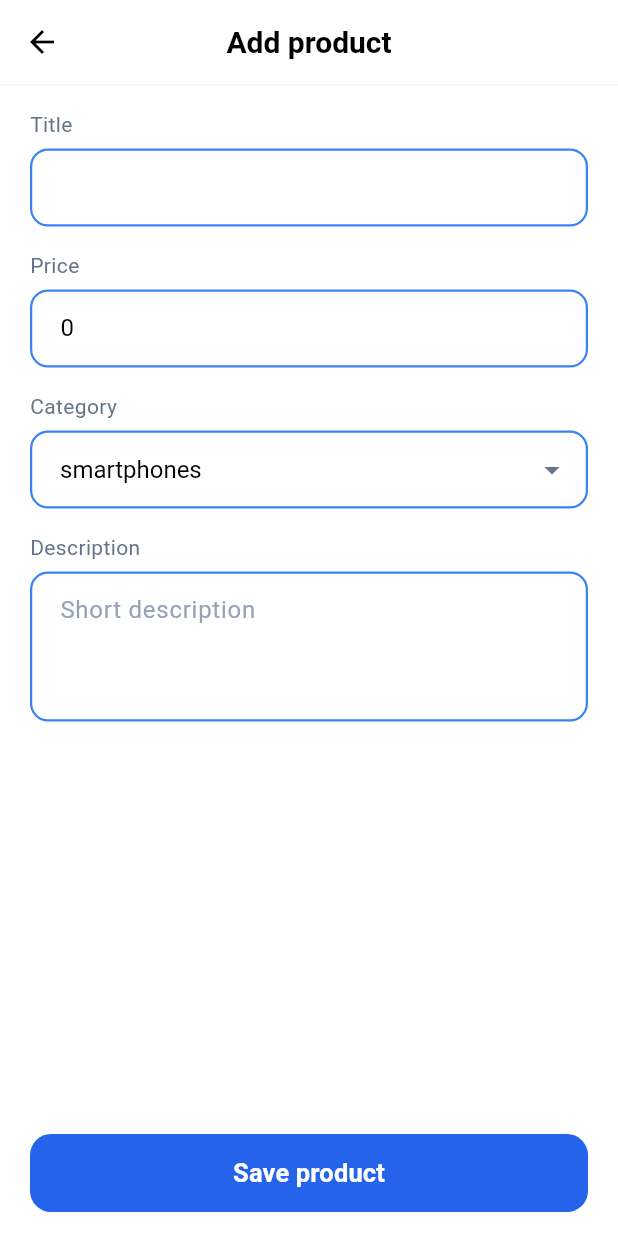
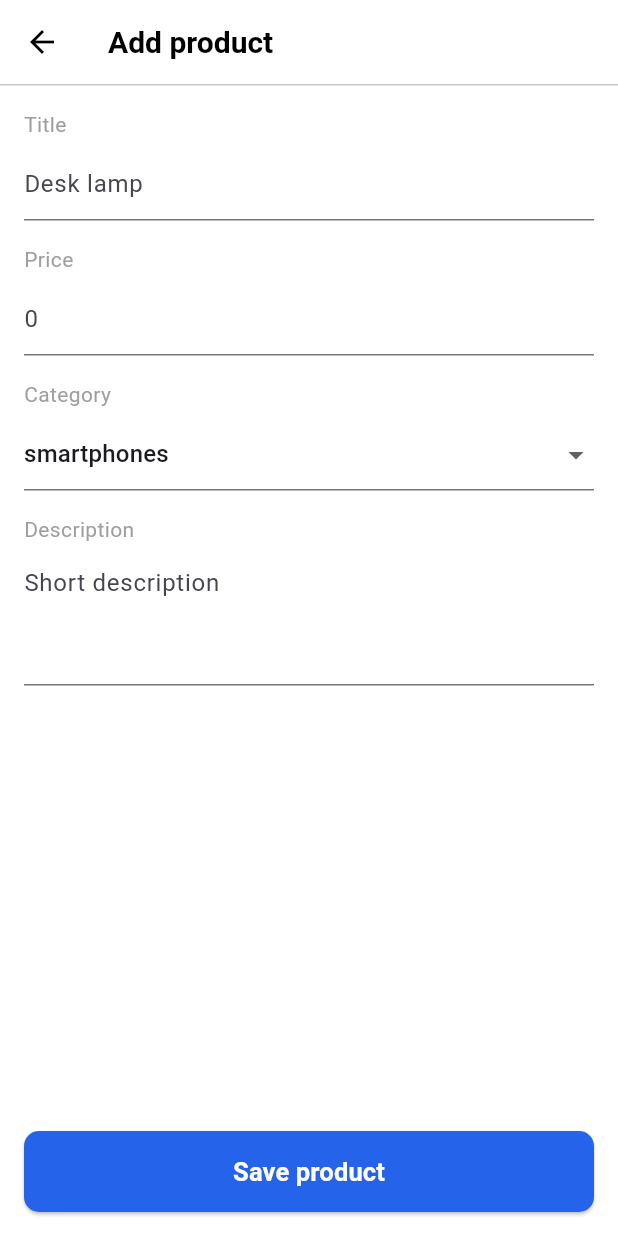
Before and after one commit to wongellakew-lab/Mini-Market, a Flutter app: the screen it shows after launch, after a tap on the "add" icon, on a phone screen of 412 x 824 dp. Run offline on Flutter 3.47's test engine with Material 3 defaults, Android fonts, the phone set to English and light mode, and no system bars; our stand-ins replace flutter_bloc, go_router.

Commit message:
feat(screens): integrate ProductBloc events and state into screens
- HomePage: dispatch GetProductsEvent in initState and render products with BlocBuilder
- ProductDetails: dispatch GetProductEvent and DeleteProductEvent with BlocBuilder UI
- AddProduct: dispatch CreateProductEvent and UpdateProductEvent on form submission

```diff
--- a/lib/screens/add_product.dart
+++ b/lib/screens/add_product.dart
@@ -1,6 +1,7 @@
 import 'package:flutter/material.dart';
-import 'package:go_router/go_router.dart';
+import 'package:flutter_bloc/flutter_bloc.dart';
 
+import '../bloc/product_bloc/product_bloc.dart';
 import '../data/categories.dart';
 import '../data/market_store.dart';
 import '../models/product.dart';
@@ -16,24 +17,26 @@ class AddProduct extends StatefulWidget {
 
 class _AddProductState extends State<AddProduct> {
   final _formKey = GlobalKey<FormState>();
-  late final TextEditingController _titleController;
-  late final TextEditingController _priceController;
-  late final TextEditingController _descriptionController;
-  late String _selectedCategory;
 
-  bool get isEditing => widget.product != null;
+  final _titleController = TextEditingController();
+  final _priceController = TextEditingController();
+  final _descriptionController = TextEditingController();
+
+  String _category = kCategories.first;
+
+  bool get _isEditing => widget.product != null;
 
   @override
   void initState() {
     super.initState();
-    _titleController = TextEditingController(text: widget.product?.title ?? '');
-    _priceController = TextEditingController(
-      text: widget.product != null ? widget.product!.price.toString() : '0',
-    );
-    _descriptionController = TextEditingController(
-      text: widget.product?.description ?? '',
-    );
-    _selectedCategory = widget.product?.category ?? kCategories.first;
+
+    final product = widget.product;
+    if (product != null) {
+      _titleController.text = product.title;
+      _priceController.text = product.price.toStringAsFixed(0);
+      _descriptionController.text = product.description;
+      _category = product.category;
+    }
   }
 
   @override
@@ -44,223 +47,158 @@ class _AddProductState extends State<AddProduct> {
     super.dispose();
   }
 
-  void _saveProduct() {
+  String? _validateTitle(String? value) {
+    if (value == null || value.trim().isEmpty) {
+      return 'Enter a title';
+    }
+    return null;
+  }
+
+  String? _validatePrice(String? value) {
+    if (value == null || value.trim().isEmpty) {
+      return 'Enter a price';
+    }
+
+    final price = double.tryParse(value.trim());
+    if (price == null) {
+      return 'Enter a valid number';
+    }
+    if (price <= 0) {
+      return 'Price must be greater than 0';
+    }
+    return null;
+  }
+
+  void _save() {
     if (!_formKey.currentState!.validate()) {
       return;
     }
 
-    final price = double.tryParse(_priceController.text) ?? 0.0;
     final title = _titleController.text.trim();
+    final price = double.parse(_priceController.text.trim());
     final description = _descriptionController.text.trim();
 
-    if (isEditing) {
-      final updated = widget.product!.copyWith(
+    if (_isEditing) {
+      context.read<ProductBloc>().add(
+        UpdateProductEvent(
+          product: widget.product!.copyWith(
             title: title,
             price: price,
-        category: _selectedCategory,
+            category: _category,
             description: description,
+          ),
+        ),
       );
-      MarketStore.updateProduct(updated);
     } else {
-      final newProduct = Product(
+      context.read<ProductBloc>().add(
+        CreateProductEvent(
+          product: Product(
             id: MarketStore.newProductId(),
             title: title,
             price: price,
-        category: _selectedCategory,
+            category: _category,
             description: description,
+          ),
+        ),
       );
-      MarketStore.addProduct(newProduct);
     }
 
-    context.pop(true);
-  }
-
-  InputDecoration _inputDecoration({String? hintText}) {
-    return InputDecoration(
-      hintText: hintText,
-      hintStyle: const TextStyle(color: Color(0xFF94A3B8), fontSize: 16),
-      contentPadding: const EdgeInsets.symmetric(horizontal: 16, vertical: 14),
-      border: OutlineInputBorder(
-        borderRadius: BorderRadius.circular(12),
-        borderSide: const BorderSide(color: Color(0xFF3B82F6), width: 1.5),
-      ),
-      enabledBorder: OutlineInputBorder(
-        borderRadius: BorderRadius.circular(12),
-        borderSide: const BorderSide(color: Color(0xFF3B82F6), width: 1.5),
-      ),
-      focusedBorder: OutlineInputBorder(
-        borderRadius: BorderRadius.circular(12),
-        borderSide: const BorderSide(color: Color(0xFF2563EB), width: 2.0),
+    ScaffoldMessenger.of(context).showSnackBar(
+      SnackBar(
+        content: Text(_isEditing ? 'Product updated' : 'Product added'),
+        duration: const Duration(seconds: 2),
       ),
     );
+
+    Navigator.pop(context);
   }
 
   @override
   Widget build(BuildContext context) {
     return Scaffold(
-      backgroundColor: Colors.white,
       appBar: AppBar(
-        backgroundColor: Colors.white,
-        elevation: 0,
-        scrolledUnderElevation: 0,
-        leading: IconButton(
-          icon: const Icon(Icons.arrow_back, color: Colors.black),
-          onPressed: () => context.pop(),
+        title: Text(
+          _isEditing ? 'Edit product' : 'Add product',
+          style: const TextStyle(fontSize: 20, fontWeight: FontWeight.bold),
         ),
-        title: Text(
-          isEditing ? 'Edit product' : 'Add product',
-          style: const TextStyle(
-            color: Colors.black,
-            fontWeight: FontWeight.bold,
-            fontSize: 20,
+        bottom: const PreferredSize(
+          preferredSize: Size.fromHeight(1),
+          child: Divider(height: 1),
         ),
       ),
-        centerTitle: true,
-        bottom: const PreferredSize(
-          preferredSize: Size.fromHeight(1.0),
-          child: Divider(height: 1, thickness: 1, color: Color(0xFFF1F5F9)),
-        ),
-      ),
-      body: SafeArea(
-        child: LayoutBuilder(
-          builder: (context, constraints) {
-            return SingleChildScrollView(
-              padding: const EdgeInsets.symmetric(horizontal: 20, vertical: 16),
-              child: ConstrainedBox(
-                constraints: BoxConstraints(
-                  minHeight: constraints.maxHeight - 32,
-                ),
-                child: IntrinsicHeight(
-                  child: Form(
+      body: Form(
         key: _formKey,
+        child: Padding(
+          padding: const EdgeInsets.all(16),
           child: Column(
             crossAxisAlignment: CrossAxisAlignment.start,
             children: [
-                        const Text(
-                          'Title',
-                          style: TextStyle(
-                            fontSize: 14,
-                            color: Color(0xFF64748B),
-                          ),
-                        ),
-                        const SizedBox(height: 6),
+              Expanded(
+                child: ListView(
+                  children: [
+                    const _FieldLabel('Title'),
                     TextFormField(
                       controller: _titleController,
-                          style: const TextStyle(
-                            fontSize: 16,
-                            color: Colors.black,
+                      decoration: const InputDecoration(hintText: 'Desk lamp'),
+                      validator: _validateTitle,
                     ),
-                          decoration: _inputDecoration(),
-                          validator: (value) {
-                            if (value == null || value.trim().isEmpty) {
-                              return 'Please enter a title';
-                            }
-                            return null;
+                    const SizedBox(height: 16),
+
+                    const _FieldLabel('Price'),
+                    TextFormField(
+                      controller: _priceController,
+                      keyboardType: TextInputType.number,
+                      decoration: const InputDecoration(hintText: '0'),
+                      validator: _validatePrice,
+                    ),
+                    const SizedBox(height: 16),
+
+                    const _FieldLabel('Category'),
+                    DropdownButtonFormField<String>(
+                      initialValue: _category,
+                      items: [
+                        for (final category in kCategories)
+                          DropdownMenuItem(
+                            value: category,
+                            child: Text(category),
+                          ),
+                      ],
+                      onChanged: (value) {
+                        if (value == null) return;
+                        setState(() => _category = value);
                       },
                     ),
                     const SizedBox(height: 16),
-                        const Text(
-                          'Price',
-                          style: TextStyle(
-                            fontSize: 14,
-                            color: Color(0xFF64748B),
-                          ),
-                        ),
-                        const SizedBox(height: 6),
-                        TextFormField(
-                          controller: _priceController,
-                          keyboardType: const TextInputType.numberWithOptions(
-                            decimal: true,
-                          ),
-                          style: const TextStyle(
-                            fontSize: 16,
-                            color: Colors.black,
-                          ),
-                          decoration: _inputDecoration(),
-                          validator: (value) {
-                            if (value == null || value.trim().isEmpty) {
-                              return 'Please enter a price';
-                            }
-                            if (double.tryParse(value) == null) {
-                              return 'Please enter a valid number';
-                            }
-                            return null;
-                          },
-                        ),
-                        const SizedBox(height: 16),
-                        const Text(
-                          'Category',
-                          style: TextStyle(
-                            fontSize: 14,
-                            color: Color(0xFF64748B),
-                          ),
-                        ),
-                        const SizedBox(height: 6),
-                        DropdownButtonFormField<String>(
-                          initialValue: _selectedCategory,
-                          style: const TextStyle(
-                            fontSize: 16,
-                            color: Colors.black,
-                          ),
-                          decoration: _inputDecoration(),
-                          icon: const Icon(
-                            Icons.arrow_drop_down,
-                            color: Color(0xFF64748B),
-                          ),
-                          items: kCategories.map((category) {
-                            return DropdownMenuItem(
-                              value: category,
-                              child: Text(category),
-                            );
-                          }).toList(),
-                          onChanged: (val) {
-                            if (val != null) {
-                              setState(() {
-                                _selectedCategory = val;
-                              });
-                            }
-                          },
-                        ),
-                        const SizedBox(height: 16),
-                        const Text(
-                          'Description',
-                          style: TextStyle(
-                            fontSize: 14,
-                            color: Color(0xFF64748B),
-                          ),
-                        ),
-                        const SizedBox(height: 6),
+
+                    const _FieldLabel('Description'),
                     TextFormField(
                       controller: _descriptionController,
                       maxLines: 3,
-                          style: const TextStyle(
-                            fontSize: 16,
-                            color: Colors.black,
-                          ),
-                          decoration: _inputDecoration(
+                      decoration: const InputDecoration(
                         hintText: 'Short description',
                       ),
                     ),
-                        const Spacer(),
-                        const SizedBox(height: 24),
+                  ],
+                ),
+              ),
+              const SizedBox(height: 16),
               SizedBox(
                 width: double.infinity,
-                          height: 52,
+                height: 54,
                 child: ElevatedButton(
+                  onPressed: _save,
                   style: ElevatedButton.styleFrom(
                     backgroundColor: const Color(0xFF2563EB),
-                              elevation: 0,
+                    foregroundColor: Colors.white,
                     shape: RoundedRectangleBorder(
-                                borderRadius: BorderRadius.circular(14),
+                      borderRadius: BorderRadius.circular(10),
                     ),
                   ),
-                            onPressed: _saveProduct,
-                            child: const Text(
-                              'Save product',
-                              style: TextStyle(
+                  child: Text(
+                    _isEditing ? 'Save changes' : 'Save product',
+                    style: const TextStyle(
                       fontSize: 17,
                       fontWeight: FontWeight.bold,
-                                color: Colors.white,
                     ),
                   ),
                 ),
@@ -269,11 +207,20 @@ class _AddProductState extends State<AddProduct> {
           ),
         ),
       ),
-              ),
-            );
-          },
-        ),
-      ),
     );
   }
 }
+
+class _FieldLabel extends StatelessWidget {
+  final String text;
+
+  const _FieldLabel(this.text);
+
+  @override
+  Widget build(BuildContext context) {
+    return Padding(
+      padding: const EdgeInsets.only(bottom: 6),
+      child: Text(text, style: const TextStyle(color: Colors.grey)),
+    );
+  }
+}
--- a/lib/screens/home_page.dart
+++ b/lib/screens/home_page.dart
@@ -1,7 +1,10 @@
 import 'package:flutter/material.dart';
+import 'package:flutter_bloc/flutter_bloc.dart';
 import 'package:go_router/go_router.dart';
 
+import '../bloc/product_bloc/product_bloc.dart';
 import '../data/market_store.dart';
+import '../models/product.dart';
 import '../widgets/product_card.dart';
 
 class HomePage extends StatefulWidget {
@@ -12,90 +15,100 @@ class HomePage extends StatefulWidget {
 }
 
 class _HomePageState extends State<HomePage> {
-  Future<void> _openCart() async {
-    await context.push('/cart');
-    if (mounted) setState(() {});
+  @override
+  void initState() {
+    super.initState();
+
+    context.read<ProductBloc>().add(GetProductsEvent());
   }
 
-  Future<void> _openProductDetails(String productId) async {
-    await context.push('/product/$productId');
-    if (mounted) setState(() {});
+  Future<void> _openProduct(Product product) async {
+    await context.push('/product/${product.id}');
+
+    setState(() {});
+  }
+
+  Future<void> _openCart() async {
+    context.push('/cart');
+
+    setState(() {});
   }
 
   Future<void> _openAddProduct() async {
-    await context.push('/add-product');
-    if (mounted) setState(() {});
+    context.push('/product/new');
+    setState(() {});
   }
 
   @override
   Widget build(BuildContext context) {
-    final products = MarketStore.products;
-    final cartCount = MarketStore.cartCount;
-
     return Scaffold(
-      backgroundColor: Colors.white,
       appBar: AppBar(
-        backgroundColor: Colors.white,
-        elevation: 0,
-        scrolledUnderElevation: 0,
+        centerTitle: false,
         title: const Text(
           'Mini Market',
-          style: TextStyle(
-            color: Colors.black,
-            fontWeight: FontWeight.bold,
-            fontSize: 22,
-          ),
+          style: TextStyle(fontSize: 22, fontWeight: FontWeight.bold),
         ),
         actions: [
-          IconButton(
-            icon: Badge(
-              isLabelVisible: cartCount > 0,
-              label: Text('$cartCount', style: const TextStyle(fontSize: 11)),
-              child: const Icon(
-                Icons.shopping_cart,
-                color: Colors.black,
-                size: 24,
+          GestureDetector(
+            onTap: _openCart,
+            child: Badge(
+              isLabelVisible: MarketStore.cartCount > 0,
+              label: Text('${MarketStore.cartCount}'),
+              child: const Icon(Icons.shopping_cart),
             ),
-            ),
-            onPressed: _openCart,
           ),
           const SizedBox(width: 8),
         ],
         bottom: const PreferredSize(
-          preferredSize: Size.fromHeight(1.0),
-          child: Divider(height: 1, thickness: 1, color: Color(0xFFF1F5F9)),
+          preferredSize: Size.fromHeight(1),
+          child: Divider(height: 1),
         ),
       ),
-      body: products.isEmpty
+      body: BlocBuilder<ProductBloc, ProductState>(
+        builder: (context, state) {
+          final products = switch (state) {
+            ProductListState(:final products) => products,
+            ProductInitialState() => MarketStore.products,
+            ProductLoading() => MarketStore.products,
+            _ => MarketStore.products,
+          };
+
+          if (state is ProductLoading && products.isEmpty) {
+            return const Center(child: CircularProgressIndicator());
+          }
+
+          return Padding(
+            padding: const EdgeInsets.all(16),
+            child: products.isEmpty
                 ? const Center(
                     child: Text(
-                'No products available',
-                style: TextStyle(fontSize: 16, color: Color(0xFF94A3B8)),
+                      'No products yet.\nTap + to add your first one.',
+                      textAlign: TextAlign.center,
+                      style: TextStyle(color: Colors.grey),
                     ),
                   )
                 : GridView.builder(
-              padding: const EdgeInsets.all(16.0),
                     itemCount: products.length,
                     gridDelegate: const SliverGridDelegateWithFixedCrossAxisCount(
                       crossAxisCount: 2,
-                mainAxisSpacing: 16,
-                crossAxisSpacing: 16,
-                childAspectRatio: 0.82,
+                      mainAxisSpacing: 10,
+                      crossAxisSpacing: 10,
+                      childAspectRatio: 0.85,
                     ),
-              itemBuilder: (context, index) {
+                    itemBuilder: (BuildContext context, int index) {
                       final product = products[index];
                       return ProductCard(
                         product: product,
-                  onTap: () => _openProductDetails(product.id),
+                        onTap: () => _openProduct(product),
+                      );
+                    },
+                  ),
           );
         },
       ),
       floatingActionButton: FloatingActionButton(
-        elevation: 2,
-        backgroundColor: const Color(0xFFDBE2FE),
-        shape: RoundedRectangleBorder(borderRadius: BorderRadius.circular(18)),
         onPressed: _openAddProduct,
-        child: const Icon(Icons.add, color: Color(0xFF1E293B), size: 28),
+        child: const Icon(Icons.add),
       ),
     );
   }
```
Also changed, not shown: lib/screens/product_details.dart (+119 -120 lines). Lines whose indentation alone changed are shown as unchanged.
